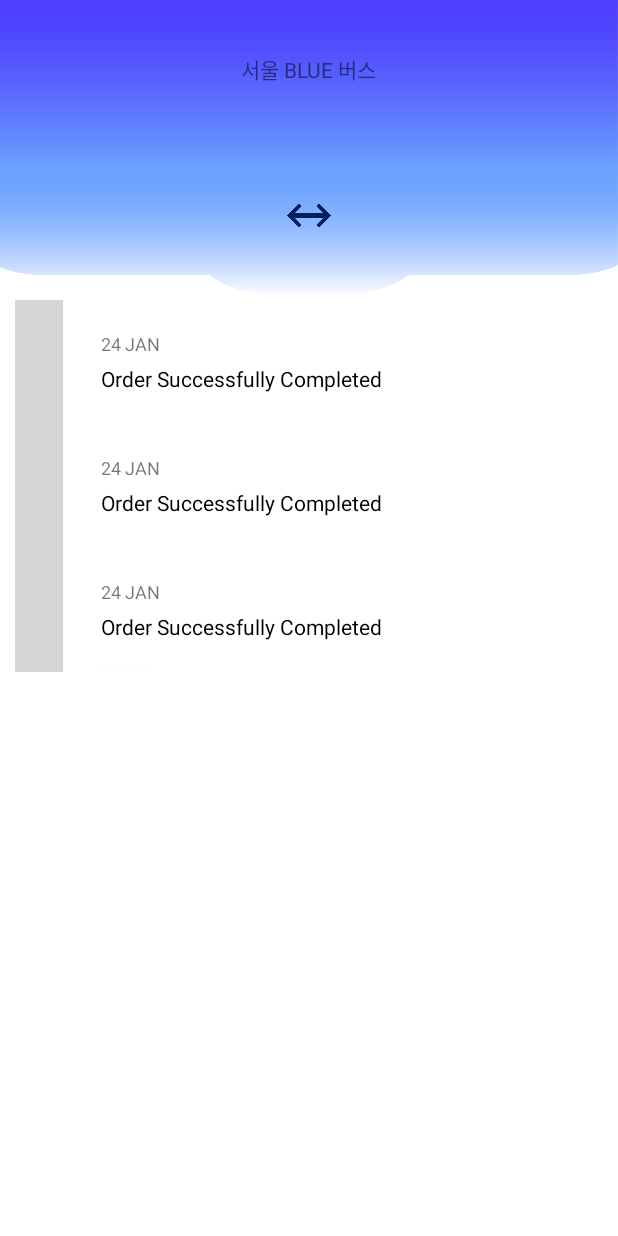
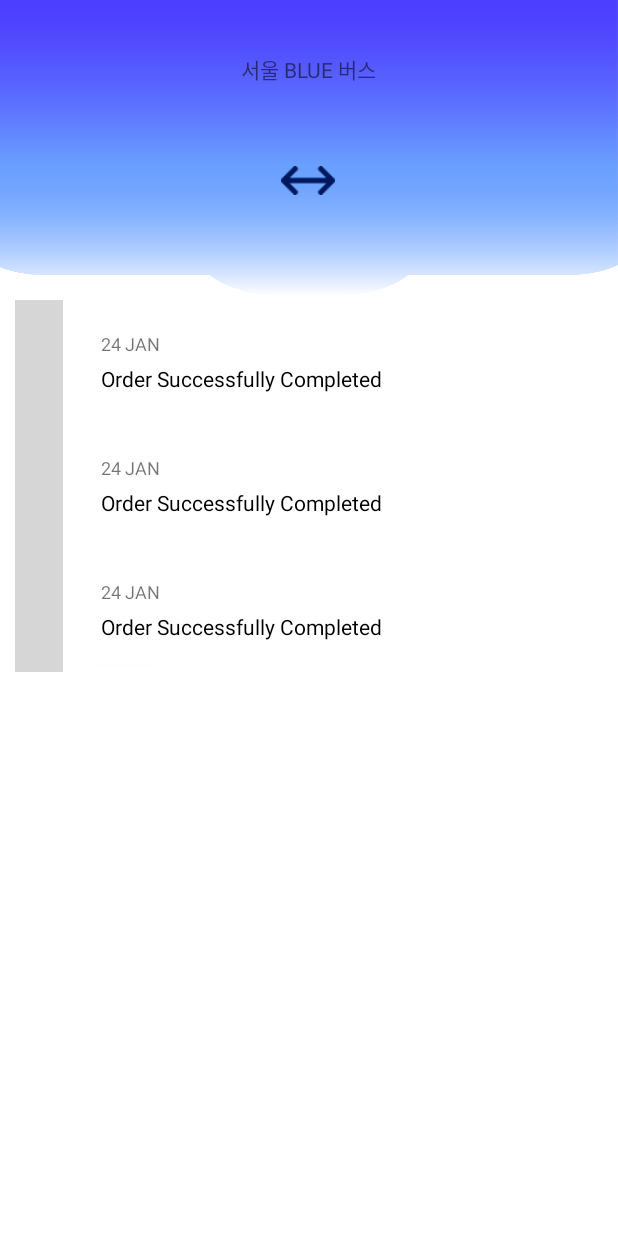
Before and after one commit to 2018Seoul-Competition/Bus_Android, an Android app: the layout activity_station.xml on its own in the app's theme, with its tools: preview values and no code run, on a phone screen of 412 x 824 dp. Run offline under Robolectric (Android 15) with nearby library versions, the phone set to English and light mode, and no system bars; plain views replace TimelineView; network calls fail; grey boxes are pictures that could not be loaded.

Commit message:
Layout for Station Activity Revised with images

```diff
--- a/app/src/main/res/layout/activity_station.xml
+++ b/app/src/main/res/layout/activity_station.xml
@@ -44,47 +44,35 @@
                    android:layout_height="wrap_content"
                    android:layout_centerInParent="true"
                    android:text=""
-                    android:textSize="30dp"/>
+                   android:textSize="30dp" />
 
                <LinearLayout
-                    android:layout_width="100dp"
-                    android:layout_height="30dp"
-                    android:layout_marginTop="15dp"
-                    android:layout_below="@+id/vehNumber"
-                    android:layout_toLeftOf="@+id/imageView">
+                   android:layout_width="match_parent"
+                   android:layout_height="wrap_content"
+                   android:layout_below="@+id/vehNumber">
+
                    <TextView
                        android:id="@+id/startStation"
                        android:layout_width="wrap_content"
-                       android:layout_height="wrap_content"
-                       android:layout_centerInParent="true"
-                       android:text=""
-                       android:textSize="15dp"/>
-                </LinearLayout>
+                       android:layout_height="match_parent"
+                       android:layout_weight="5"
+                       android:gravity="end"
+                       android:textAlignment="gravity" />
 
                    <ImageView
                        android:id="@+id/imageView"
-                   android:layout_width="60dp"
-                   android:layout_height="15dp"
-                   android:layout_below="@+id/vehNumber"
-                   android:layout_marginTop="25dp"
-                   android:layout_centerHorizontal="true"
+                       android:layout_width="wrap_content"
+                       android:layout_height="match_parent"
+                       android:layout_weight="1"
                        android:src="@drawable/station_arrow"/>
 
-               <LinearLayout
-                   android:layout_width="100dp"
-                   android:layout_height="30dp"
-                   android:layout_marginTop="15dp"
-                   android:layout_below="@+id/vehNumber"
-                   android:layout_toRightOf="@+id/imageView"
-                   android:orientation="vertical">
                    <TextView
                        android:id="@+id/endStation"
                        android:layout_width="wrap_content"
-                   android:layout_height="wrap_content"
-                   android:layout_centerInParent="true"
-                   android:layout_gravity="right"
-                   android:text=""
-                   android:textSize="15dp"/>
+                       android:layout_height="match_parent"
+                       android:layout_gravity="start"
+                       android:layout_weight="5"
+                       android:textAlignment="gravity" />
                </LinearLayout>
 
            </RelativeLayout>
--- a/app/src/main/res/layout/station_row.xml
+++ b/app/src/main/res/layout/station_row.xml
@@ -15,6 +15,18 @@
         android:layout_marginLeft="10dp"
         android:layout_marginRight="10dp">
 
+        <FrameLayout
+            android:layout_width="wrap_content"
+            android:layout_height="match_parent">
+
+            <ImageView
+                android:layout_height="wrap_content"
+                android:layout_width="wrap_content"
+                android:src="@drawable/bus_icon">
+
+
+            </ImageView>
+
             <com.github.vipulasri.timelineview.TimelineView
                 android:id="@+id/station_marker"
                 android:layout_width="wrap_content"
@@ -22,6 +34,8 @@
                 app:line="@color/colorPrimary"
                 app:lineSize="3dp"
                 app:markerSize="20dp" />
+        </FrameLayout>
+
 
         <android.support.v7.widget.CardView
             android:layout_width="match_parent"
```
Also changed, not shown: app/src/main/res/drawable-hdpi/bus_icon.png (added), app/src/main/res/drawable-hdpi/station_arrow.png. Lines whose indentation alone changed are shown as unchanged.
